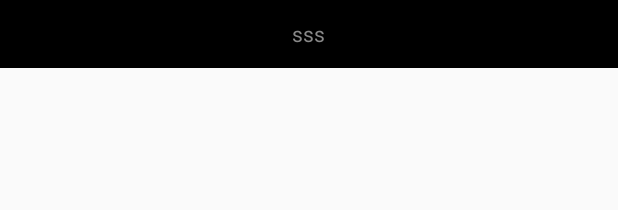
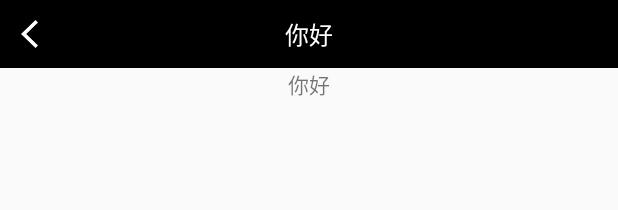
Before and after one commit to SmilingBoy/TitleView, an Android app: the layout activity_main.xml on its own in the app's theme, with its tools: preview values and no code run, on a phone screen of 412 x 824 dp. Shown: the top 210 px of the screen. Run offline under Robolectric (Android 15) with nearby library versions, the phone set to English and light mode, and no system bars.

Commit message:
添加attrs。xml

```diff
--- a/app/src/main/res/layout/activity_main.xml
+++ b/app/src/main/res/layout/activity_main.xml
@@ -9,7 +9,13 @@
         android:layout_width="match_parent"
         android:layout_height="45dp"
         android:background="#000000"
-        app:titleText="sss"
-        app:titltTextSize="14px" />
+        app:ibtnBackIcon="@drawable/ic_title_bar_back"
+        app:titleText="你好" />
+
+    <TextView
+        android:layout_width="match_parent"
+        android:layout_height="wrap_content"
+        android:gravity="center"
+        android:text="你好" />
 
 </LinearLayout>
--- a/titlebar/src/main/java/com/smile/titlebar/ZQTitleView.java
+++ b/titlebar/src/main/java/com/smile/titlebar/ZQTitleView.java
@@ -45,7 +45,7 @@ public class ZQTitleView extends RelativeLayout {
     private int rightBtnTextColor = Color.parseColor("#fff000");
     private float rightBtnTextSize = 14;
 
-    private int rightBackIcon;
+    private Drawable rightBackIcon;
 
     private OnTextBtnClickListener onTextBtnClickListener = null;
     private OnIconBackBtnClickListener onIconBackBtnClickListener = null;
@@ -65,20 +65,22 @@ public class ZQTitleView extends RelativeLayout {
 
     private void init(Context context, AttributeSet attrs) {
 
-        TypedArray typedArray = context.obtainStyledAttributes(attrs, R.styleable.ZQTitleBar);
-        titleText = typedArray.getString(R.styleable.ZQTitleBar_titleText);
-        titleTextColor = typedArray.getColor(R.styleable.ZQTitleBar_titleColor, Color.GRAY);
-        titltTextSize = typedArray.getDimension(R.styleable.ZQTitleBar_titltTextSize, TypedValue.applyDimension(TypedValue.COMPLEX_UNIT_SP, 16, getResources().getDisplayMetrics()));
+        TypedArray typedArray = context.obtainStyledAttributes(attrs, R.styleable.ZQTitleView);
+        titleText = typedArray.getString(R.styleable.ZQTitleView_titleText);
+        titleTextColor = typedArray.getColor(R.styleable.ZQTitleView_titleColor, Color.WHITE);
+        titltTextSize = typedArray.getDimension(R.styleable.ZQTitleView_titltTextSize, TypedValue.applyDimension(TypedValue.COMPLEX_UNIT_SP, 16, getResources().getDisplayMetrics()));
 
-        backBtnText = typedArray.getString(R.styleable.ZQTitleBar_backBtnText);
-        backBtnTextColor = typedArray.getColor(R.styleable.ZQTitleBar_backBtnTextColor, Color.GRAY);
-        backBtnTextSize = typedArray.getDimension(R.styleable.ZQTitleBar_backBtnTextSize, TypedValue.applyDimension(TypedValue.COMPLEX_UNIT_SP, 16, getResources().getDisplayMetrics()));
+        backBtnText = typedArray.getString(R.styleable.ZQTitleView_backBtnText);
+        backBtnTextColor = typedArray.getColor(R.styleable.ZQTitleView_backBtnTextColor, Color.WHITE);
+        backBtnTextSize = typedArray.getDimension(R.styleable.ZQTitleView_backBtnTextSize, TypedValue.applyDimension(TypedValue.COMPLEX_UNIT_SP, 16, getResources().getDisplayMetrics()));
 
-        ibtnBackIcon = typedArray.getDrawable(R.styleable.ZQTitleBar_ibtnBackIcon);
+        ibtnBackIcon = typedArray.getDrawable(R.styleable.ZQTitleView_ibtnBackIcon);
 
-        rightBtnText = typedArray.getString(R.styleable.ZQTitleBar_rightBtnText);
-        rightBtnTextColor = typedArray.getColor(R.styleable.ZQTitleBar_rightBtnTextColor, Color.GRAY);
-        rightBtnTextSize = typedArray.getDimension(R.styleable.ZQTitleBar_rightBtnTextSize, TypedValue.applyDimension(TypedValue.COMPLEX_UNIT_SP, 16, getResources().getDisplayMetrics()));
+        rightBtnText = typedArray.getString(R.styleable.ZQTitleView_rightBtnText);
+        rightBtnTextColor = typedArray.getColor(R.styleable.ZQTitleView_rightBtnTextColor, Color.WHITE);
+        rightBtnTextSize = typedArray.getDimension(R.styleable.ZQTitleView_rightBtnTextSize, TypedValue.applyDimension(TypedValue.COMPLEX_UNIT_SP, 16, getResources().getDisplayMetrics()));
+
+        rightBackIcon= typedArray.getDrawable(R.styleable.ZQTitleView_rightBackIcon);
 
         typedArray.recycle();
     }
@@ -87,13 +89,13 @@ public class ZQTitleView extends RelativeLayout {
         addTitleTextView();
         if (backBtnText != null && backBtnText.length() > 0) {
             addLeftTextBtn();
-        }else {
+        } else {
             addLeftIbtnBack();
         }
 
-        if (rightBtnText!=null && rightBtnText.length()>0){
+        if (rightBtnText != null && rightBtnText.length() > 0) {
             addRightTextBtn();
-        }else {
+        } else {
             addRightIbtn();
         }
     }
@@ -103,7 +105,7 @@ public class ZQTitleView extends RelativeLayout {
         tvTitle = new TextView(context);
         tvTitle.setText(titleText);
         tvTitle.setTextColor(titleTextColor);
-        tvTitle.setTextSize(titltTextSize);
+        tvTitle.setTextSize(TypedValue.COMPLEX_UNIT_PX, titltTextSize);
         RelativeLayout.LayoutParams leftParams = new RelativeLayout.LayoutParams(LayoutParams.WRAP_CONTENT, LayoutParams.WRAP_CONTENT);
         leftParams.addRule(RelativeLayout.CENTER_IN_PARENT);
         addView(tvTitle, leftParams);
@@ -114,7 +116,7 @@ public class ZQTitleView extends RelativeLayout {
         btnBack = new TextView(context);
         btnBack.setText(backBtnText);
         btnBack.setTextColor(backBtnTextColor);
-        btnBack.setTextSize(backBtnTextSize);
+        btnBack.setTextSize(TypedValue.COMPLEX_UNIT_PX, backBtnTextSize);
         btnBack.setPadding(ZQTools.dp2px(context, 14), 0, ZQTools.dp2px(context, 14), 0);
         btnBack.setGravity(Gravity.CENTER_VERTICAL);
         RelativeLayout.LayoutParams leftParams = new RelativeLayout.LayoutParams(LayoutParams.WRAP_CONTENT, LayoutParams.MATCH_PARENT);
@@ -163,7 +165,7 @@ public class ZQTitleView extends RelativeLayout {
         btnRight = new TextView(context);
         btnRight.setText(rightBtnText);
         btnRight.setTextColor(rightBtnTextColor);
-        btnRight.setTextSize(rightBtnTextSize);
+        btnRight.setTextSize(TypedValue.COMPLEX_UNIT_PX, rightBtnTextSize);
         btnRight.setPadding(ZQTools.dp2px(context, 14), 0, ZQTools.dp2px(context, 14), 0);
         btnRight.setGravity(Gravity.CENTER_VERTICAL);
         RelativeLayout.LayoutParams leftParams = new RelativeLayout.LayoutParams(LayoutParams.WRAP_CONTENT, LayoutParams.MATCH_PARENT);
@@ -186,7 +188,7 @@ public class ZQTitleView extends RelativeLayout {
         ibtnRight = new ImageButton(context);
         ibtnRight.setPadding(ZQTools.dp2px(context, 14), 0, ZQTools.dp2px(context, 14), 0);
         ibtnRight.setScaleType(ImageView.ScaleType.CENTER_CROP);
-        ibtnRight.setImageResource(rightBackIcon);
+        ibtnRight.setImageDrawable(rightBackIcon);
         ibtnRight.setBackground(null);
         RelativeLayout.LayoutParams leftParams = new RelativeLayout.LayoutParams(LayoutParams.WRAP_CONTENT, LayoutParams.WRAP_CONTENT);
         leftParams.addRule(RelativeLayout.ALIGN_PARENT_RIGHT);
@@ -301,11 +303,11 @@ public class ZQTitleView extends RelativeLayout {
         this.rightBtnTextSize = rightBtnTextSize;
     }
 
-    public int getRightBackIcon() {
+    public Drawable getRightBackIcon() {
         return rightBackIcon;
     }
 
-    public void setRightBackIcon(int rightBackIcon) {
+    public void setRightBackIcon(Drawable rightBackIcon) {
         this.rightBackIcon = rightBackIcon;
     }
 }
--- a/titlebar/src/main/res/values/attrs.xml
+++ b/titlebar/src/main/res/values/attrs.xml
@@ -1,7 +1,7 @@
 <?xml version="1.0" encoding="utf-8"?>
 <resources>
 
-    <declare-styleable name="ZQTitleBar">
+    <declare-styleable name="ZQTitleView">
         <attr name="titleText" format="string|reference" />
         <attr name="titleColor" format="color|reference" />
         <attr name="titltTextSize" format="dimension|reference" />
```
Also changed, not shown: titlebar/src/main/res/drawable-xxhdpi/ic_title_bar_back.png (added).
